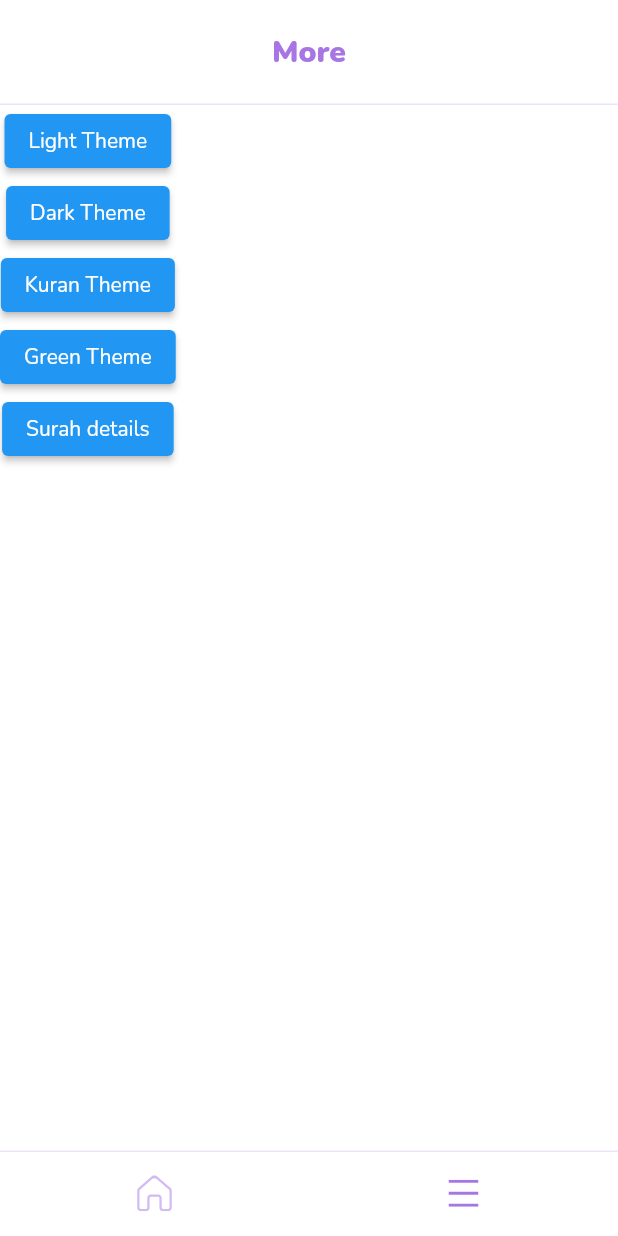
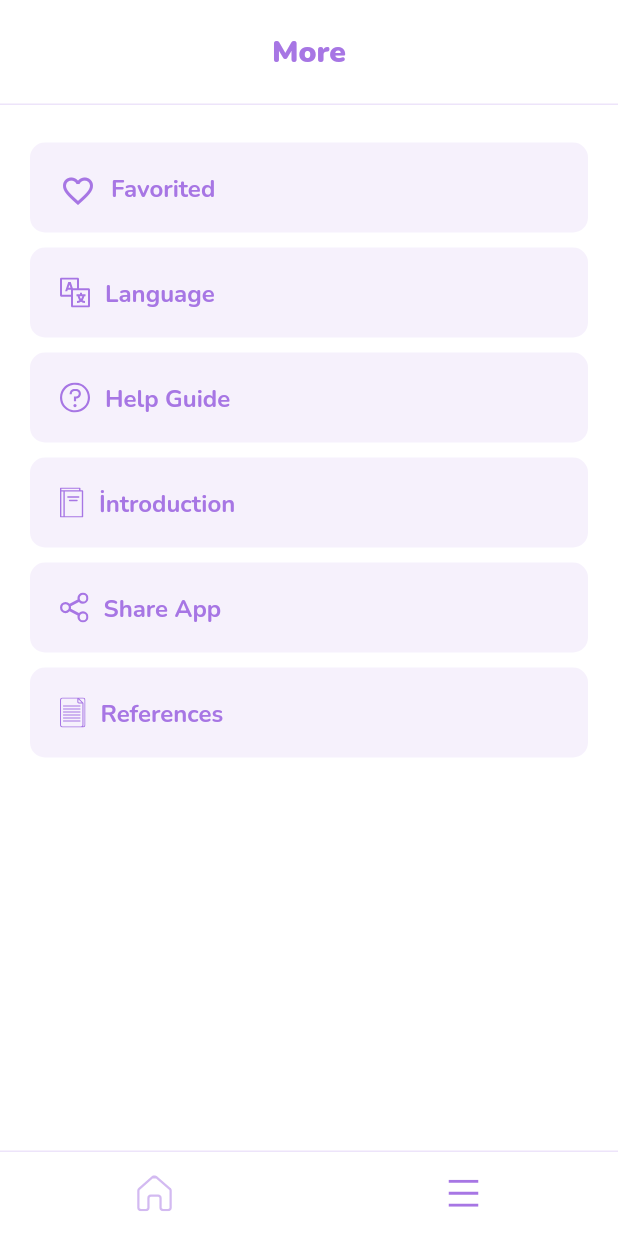
Before and after one commit to Open-Quran/quran, a Flutter app: the screen it shows after launch, item 2 of the bottom bar chosen, on a phone screen of 412 x 824 dp. Run offline on Flutter 3.47's test engine with Material 2 defaults, Android fonts, the phone set to English and light mode, and no system bars; our stand-ins replace flutter_svg, get_storage, google_fonts; generated files the repository leaves out were written again.

Commit message:
more page design and icons added

```diff
--- a/lib/constants/images.dart
+++ b/lib/constants/images.dart
@@ -15,6 +15,12 @@ class ImageConstants {
   static const String playActiveIcon = "${_iconsPath}ic_play_active.svg";
   static const String stopActiveIcon = "${_iconsPath}ic_stop_active.svg";
   static const String bigBasmalaIcon = "${_iconsPath}ic_big_basmala.svg";
+  static const String shareAppIcon = "${_iconsPath}ic_share_app.svg";
+  static const String languageIcon = "${_iconsPath}ic_language.svg";
+  static const String introductionIcon = "${_iconsPath}ic_introduction.svg";
+  static const String referencesIcon = "${_iconsPath}ic_references.svg";
   static const String surahNumberFrame = "${_iconsPath}ic_surah_number_frame.svg";
   static const String arrowBack = "${_iconsPath}ic_arrow_back.svg";
+  static const String helpGuideIcon = "${_iconsPath}ic_help_guide.svg";
+
 }
--- a/lib/l10n/app_en.arb
+++ b/lib/l10n/app_en.arb
@@ -1,11 +1,15 @@
 {
     "more": "More",
+    "quran": "Qur'an",
     "search": "Search",
     "surah": "Surah",
     "juz": "Juz",
     "sajda": "Sajda",
     "ayat": "Ayat",
-    "sajda": "Sajda",
-    "more": "More",
-    "quran": "Qur'an"
+    "favorited": "Favorited",
+    "language": "Language",
+    "helpGuide": "Help Guide",
+    "introduction": "İntroduction",
+    "shareApp": "Share App",
+    "references": "References"
 }
--- a/lib/l10n/app_tr.arb
+++ b/lib/l10n/app_tr.arb
@@ -1,10 +1,15 @@
 {
     "more": "Daha",
     "quran": "Kur'an-ı Kerim",
-    "more": "Daha",
     "search": "Arama",
     "surah": "Sure",
     "juz": "Cüz",
     "sajda": "Secde",
-    "ayat": "Ayet"
+    "ayat": "Ayet",
+    "favorited": "Favoriler",
+    "language": "Dil",
+    "helpGuide": "Yardım Rehberi",
+    "introduction": "Tanıtım",
+    "shareApp": "Uygulamayı Paylaş",
+    "references": "Referanslar"
 }
--- a/lib/screens/more_screen.dart
+++ b/lib/screens/more_screen.dart
@@ -1,9 +1,8 @@
 import 'package:fabrikod_quran/constants/constants.dart';
-import 'package:fabrikod_quran/providers/app_settings_provider.dart';
-import 'package:fabrikod_quran/screens/surah_details_screen.dart';
 import 'package:fabrikod_quran/widgets/app_bars/main_app_bar.dart';
+import 'package:fabrikod_quran/widgets/buttons/secondary_button.dart';
 import 'package:flutter/material.dart';
-import 'package:provider/provider.dart';
+import 'package:flutter_svg/svg.dart';
 
 class MoreScreen extends StatelessWidget {
   const MoreScreen({Key? key}) : super(key: key);
@@ -14,50 +13,75 @@ class MoreScreen extends StatelessWidget {
       appBar: MainAppBar(
         title: context.translate.more,
       ),
-      body: Column(
+      body: Padding(
+        padding: const EdgeInsets.symmetric(
+          horizontal: kPaddingHorizontal,
+          vertical: kPaddingVertical,
+        ),
+        child: Column(
           children: [
-          ElevatedButton(
-            onPressed: () {
-              context
-                  .read<AppSettingsProvider>()
-                  .changeAppTheme(EThemeModes.light);
-            },
-            child: const Text("Light Theme"),
+            SecondaryButton(
+              text: context.translate.favorited,
+              onPressed: () {},
+              icon: const Icon(
+                Icons.favorite_outline,
+                color: ColorConstants.purple,
               ),
-          ElevatedButton(
-            onPressed: () {
-              context
-                  .read<AppSettingsProvider>()
-                  .changeAppTheme(EThemeModes.dark);
-            },
-            child: const Text("Dark Theme"),
             ),
-          ElevatedButton(
-            onPressed: () {
-              context
-                  .read<AppSettingsProvider>()
-                  .changeAppTheme(EThemeModes.quran);
-            },
-            child: const Text("Kuran Theme"),
+            const SizedBox(
+              height: kPaddingDefault,
             ),
-          ElevatedButton(
-            onPressed: () {
-              context
-                  .read<AppSettingsProvider>()
-                  .changeAppTheme(EThemeModes.green);
-            },
-            child: const Text("Green Theme"),
+            SecondaryButton(
+              text: context.translate.language,
+              onPressed: () {},
+              icon: SvgPicture.asset(
+                  ImageConstants.languageIcon,
+                  color: context.theme.iconTheme.color,
+                )
             ),
-          ElevatedButton(
-            onPressed: () {
-              Navigator.push(
-                  context,
-                  MaterialPageRoute(
-                      builder: (context) => const SurahDetailsScreen()));
-            },
-            child: const Text("Surah details"),
+            const SizedBox(
+              height: kPaddingDefault,
             ),
+            SecondaryButton(
+              text: context.translate.helpGuide,
+              onPressed: () {},
+              icon: SvgPicture.asset(
+                  ImageConstants.helpGuideIcon,
+                  color: context.theme.iconTheme.color,
+                )
+            ),
+            const SizedBox(
+              height: kPaddingDefault,
+            ),
+            SecondaryButton(
+                text: context.translate.introduction,
+                onPressed: () {},
+                icon: SvgPicture.asset(
+                  ImageConstants.introductionIcon,
+                  color: context.theme.iconTheme.color,
+                )),
+            const SizedBox(
+              height: kPaddingDefault,
+            ),
+            SecondaryButton(
+                text: context.translate.shareApp,
+                onPressed: () {},
+                icon: SvgPicture.asset(
+                  ImageConstants.shareAppIcon,
+                  color: context.theme.iconTheme.color,
+                )),
+            const SizedBox(
+              height: kPaddingDefault,
+            ),
+            SecondaryButton(
+                text: context.translate.references,
+                onPressed: () {},
+                icon: SvgPicture.asset(
+                  ImageConstants.referencesIcon,
+                  color: context.theme.iconTheme.color,
+                )),
           ],
+        ),
       ),
     );
   }
--- a/lib/themes/theme_light.dart
+++ b/lib/themes/theme_light.dart
@@ -42,7 +42,10 @@ final ThemeData themeLight = ThemeData(
     unselectedItemColor: ColorConstants.purple,
   ),
   tabBarTheme: const TabBarTheme(
-    labelStyle: TextStyle(fontSize: 16, fontWeight: FontWeight.w700, color: ColorConstants.purple),
+    labelStyle: TextStyle(
+        fontSize: 16,
+        fontWeight: FontWeight.w700,
+        color: ColorConstants.purple),
   ),
   textTheme: const TextTheme(
     displayLarge: TextStyle(
--- /dev/null
+++ b/lib/widgets/buttons/secondary_button.dart
@@ -0,0 +1,37 @@
+import 'package:fabrikod_quran/constants/constants.dart';
+import 'package:flutter/material.dart';
+
+class SecondaryButton extends StatelessWidget {
+  final String text;
+  final Function()? onPressed;
+  final Widget icon;
+  const SecondaryButton(
+      {super.key, required this.text, this.onPressed, required this.icon});
+
+  @override
+  Widget build(BuildContext context) {
+    return ElevatedButton(
+      onPressed: onPressed,
+      style: ElevatedButton.styleFrom(
+        fixedSize: const Size(double.infinity, 60),
+        backgroundColor: context.theme.cardTheme.color?.withOpacity(0.1),
+        shadowColor: Colors.transparent,
+        padding: const EdgeInsets.all(kPaddingHorizontal),
+        shape: RoundedRectangleBorder(
+          borderRadius: BorderRadius.circular(kPaddingDefault),
+        ),
+      ),
+      child: Row(
+        children: [
+          icon,
+          const SizedBox(width: kPaddingDefault),
+          Text(
+            text,
+            style: context.theme.tabBarTheme.labelStyle,
+            textAlign: TextAlign.left,
+          ),
+        ],
+      ),
+    );
+  }
+}
```
Also changed, not shown: assets/icons/ic_help_guide.svg (added), assets/icons/ic_introduction.svg (added), assets/icons/ic_language.svg (added), assets/icons/ic_references.svg (added), assets/icons/ic_share_app.svg (added). Lines whose indentation alone changed are shown as unchanged.
